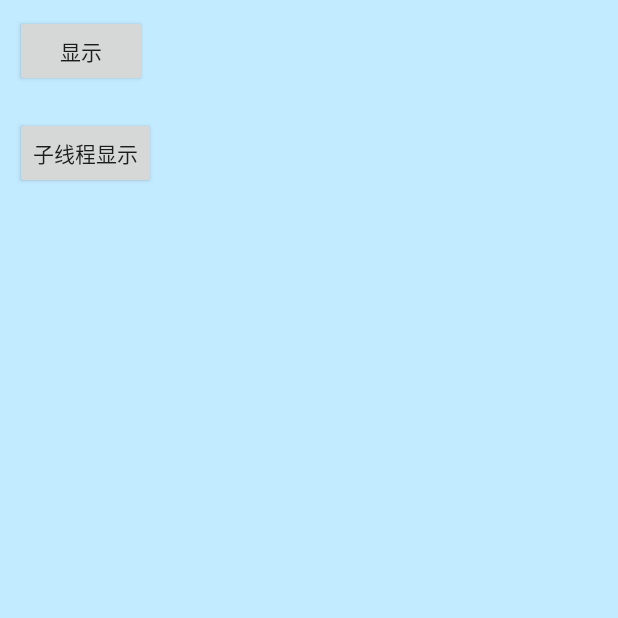
After one commit to jklwan/NoteApplication, an Android app: the ToastActivity screen opened directly, with no data from a screen before it, on a phone screen of 412 x 824 dp, the top half of it. The commit adds this screen. Run offline under Robolectric (Android 15) with nearby library versions, the phone set to English and light mode, and no system bars.

Commit message:
Toast demo;

```diff
--- a/app/src/main/AndroidManifest.xml
+++ b/app/src/main/AndroidManifest.xml
@@ -29,6 +29,9 @@
         <activity
             android:name=".recyclerview.RecyclerDecorationActivity"
             android:screenOrientation="portrait" />
+        <activity
+            android:name=".business.ToastActivity"
+            android:screenOrientation="portrait" />
     </application>
 
 </manifest>
--- a/app/src/main/java/com/chends/note/NoteApp.java
+++ b/app/src/main/java/com/chends/note/NoteApp.java
@@ -2,6 +2,8 @@ package com.chends.note;
 
 import android.app.Application;
 import android.content.Context;
+
+import com.chends.note.utils.AppUtil;
 
 /**
  * NoteApp
@@ -9,8 +11,10 @@ import android.content.Context;
  */
 public class NoteApp extends Application {
 
+
     @Override
     public void onCreate() {
+        AppUtil.getInstance().setApp(this);
         super.onCreate();
     }
 
--- /dev/null
+++ b/app/src/main/java/com/chends/note/business/ToastActivity.java
@@ -0,0 +1,36 @@
+package com.chends.note.business;
+
+import android.view.View;
+
+import com.chends.note.R;
+import com.chends.note.base.BaseActivity;
+import com.chends.note.utils.ToastUtils;
+
+/**
+ * @author chends create on 2019/7/26.
+ */
+public class ToastActivity extends BaseActivity {
+    private int i = 0;
+
+    public void xmlClick(View view) {
+        switch (view.getId()) {
+            case R.id.button:
+                ToastUtils.showShort("toast 提示" + (i++));
+                break;
+            case R.id.threadButton:
+                new Thread() {
+                    @Override
+                    public void run() {
+                        super.run();
+                        ToastUtils.showShort("子线程 toast 提示" + (i++));
+                    }
+                }.start();
+                break;
+        }
+    }
+
+    @Override
+    protected int getLayoutRes() {
+        return R.layout.activity_toast;
+    }
+}
--- a/app/src/main/java/com/chends/note/main/MainActivity.java
+++ b/app/src/main/java/com/chends/note/main/MainActivity.java
@@ -6,6 +6,7 @@ import android.support.v7.widget.RecyclerView;
 
 import com.chends.note.R;
 import com.chends.note.base.BaseActivity;
+import com.chends.note.business.ToastActivity;
 import com.chends.note.recyclerview.RecyclerDecorationActivity;
 import com.chends.note.utils.DisplayUtil;
 import com.chends.note.utils.IntentUtil;
@@ -39,6 +40,7 @@ public class MainActivity extends BaseActivity {
     private List<MainBean> getData() {
         List<MainBean> list = new ArrayList<>();
         list.add(new MainBean("RecyclerView分割线", RecyclerDecorationActivity.class));
+        list.add(new MainBean("Toast提示", ToastActivity.class));
         return list;
     }
 
--- /dev/null
+++ b/app/src/main/res/layout/activity_toast.xml
@@ -0,0 +1,30 @@
+<?xml version="1.0" encoding="utf-8"?>
+<android.support.v4.widget.NestedScrollView
+    xmlns:android="http://schemas.android.com/apk/res/android"
+    android:layout_width="match_parent"
+    android:layout_height="match_parent">
+
+    <LinearLayout
+        android:layout_width="match_parent"
+        android:layout_height="wrap_content"
+        android:orientation="vertical">
+
+        <Button
+            android:id="@+id/button"
+            android:layout_width="wrap_content"
+            android:layout_height="wrap_content"
+            android:layout_margin="10dp"
+            android:onClick="xmlClick"
+            android:text="显示" />
+
+        <Button
+            android:id="@+id/threadButton"
+            android:layout_width="wrap_content"
+            android:layout_height="wrap_content"
+            android:layout_margin="10dp"
+            android:onClick="xmlClick"
+            android:text="子线程显示" />
+
+    </LinearLayout>
+
+</android.support.v4.widget.NestedScrollView>
```
Also changed, not shown: app/src/main/java/com/chends/note/utils/AppUtil.java (added, +31 -0 lines), app/src/main/java/com/chends/note/utils/ThreadUtils.java (added, +31 -0 lines), app/src/main/java/com/chends/note/utils/ToastUtils.java (added, +212 -0 lines).
